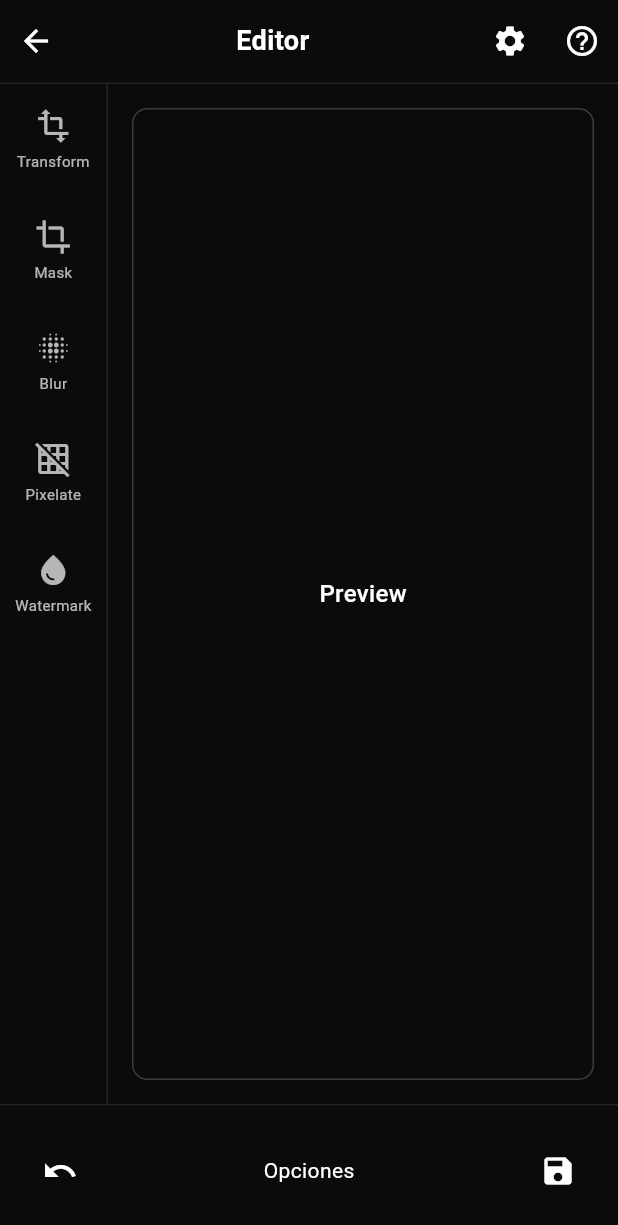
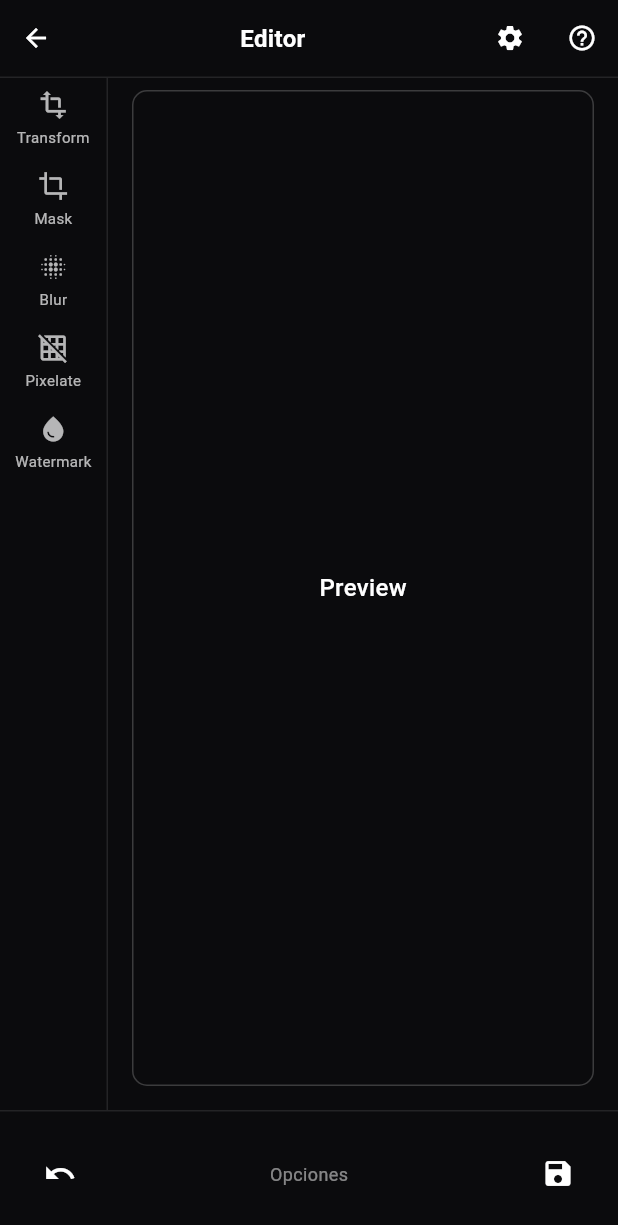
Before and after one commit to CharlieUY711/imagenarte-flutter, a Flutter app: the EditorScreen screen opened directly, on a phone screen of 412 x 824 dp. Shown: the top 1225 px of the screen. Run offline on Flutter 3.47's test engine with Material 3 defaults, Android fonts, the light colour scheme and no system bars.

Commit message:
B1.1: pixel-perfect editor base alignment

```diff
--- a/lib/presentation/widgets/editor_bottombar.dart
+++ b/lib/presentation/widgets/editor_bottombar.dart
@@ -8,12 +8,13 @@ class EditorBottomBar extends StatelessWidget {
   @override
   Widget build(BuildContext context) {
     return Container(
-      height: 88,
+      height: 84,
+      padding: const EdgeInsets.symmetric(vertical: 8),
       decoration: BoxDecoration(
         color: AppColors.background,
         border: Border(
           top: BorderSide(
-            color: AppColors.foreground.withOpacity(0.1),
+            color: AppColors.foreground.withAlpha(26),
             width: 1,
           ),
         ),
@@ -22,38 +23,48 @@ class EditorBottomBar extends StatelessWidget {
         children: [
           // Botón Undo (izquierda)
           Padding(
-            padding: const EdgeInsets.all(AppSpacing.md),
+            padding: const EdgeInsets.symmetric(horizontal: AppSpacing.md),
             child: IconButton(
               onPressed: () {
                 // Placeholder: sin funcionalidad
               },
               icon: const Icon(Icons.undo),
               color: AppColors.foreground,
-              iconSize: 24,
+              iconSize: 22,
+              padding: const EdgeInsets.all(8),
+              constraints: const BoxConstraints(
+                minWidth: 40,
+                minHeight: 40,
+              ),
             ),
           ),
           // Área central: tool options placeholder
-          const Expanded(
+          Expanded(
             child: Center(
               child: Text(
                 'Opciones',
                 style: TextStyle(
-                  fontSize: 14,
-                  color: AppColors.foreground,
+                  fontSize: 12,
+                  color: AppColors.foreground.withAlpha(128),
                 ),
               ),
             ),
           ),
           // Botón Save (derecha)
           Padding(
-            padding: const EdgeInsets.all(AppSpacing.md),
+            padding: const EdgeInsets.symmetric(horizontal: AppSpacing.md),
             child: IconButton(
               onPressed: () {
                 // Placeholder: sin funcionalidad
               },
               icon: const Icon(Icons.save),
               color: AppColors.foreground,
-              iconSize: 24,
+              iconSize: 22,
+              padding: const EdgeInsets.all(8),
+              constraints: const BoxConstraints(
+                minWidth: 40,
+                minHeight: 40,
+              ),
             ),
           ),
         ],
--- a/lib/presentation/widgets/editor_canvas_placeholder.dart
+++ b/lib/presentation/widgets/editor_canvas_placeholder.dart
@@ -9,11 +9,16 @@ class EditorCanvasPlaceholder extends StatelessWidget {
   @override
   Widget build(BuildContext context) {
     return Container(
-      margin: const EdgeInsets.all(AppSpacing.md),
+      margin: const EdgeInsets.only(
+        top: AppSpacing.sm,
+        left: AppSpacing.md,
+        right: AppSpacing.md,
+        bottom: AppSpacing.md,
+      ),
       decoration: BoxDecoration(
-        color: AppColors.background.withOpacity(0.5),
+        color: AppColors.background.withAlpha(128),
         border: Border.all(
-          color: AppColors.foreground.withOpacity(0.2),
+          color: AppColors.foreground.withAlpha(51),
           width: 1,
         ),
         borderRadius: const BorderRadius.all(AppRadius.md),
--- a/lib/presentation/widgets/editor_sidebar.dart
+++ b/lib/presentation/widgets/editor_sidebar.dart
@@ -20,7 +20,7 @@ class _EditorSidebarState extends State<EditorSidebar> {
         color: AppColors.background,
         border: Border(
           right: BorderSide(
-            color: AppColors.foreground.withOpacity(0.1),
+            color: AppColors.foreground.withAlpha(26),
             width: 1,
           ),
         ),
@@ -72,11 +72,19 @@ class _EditorSidebarState extends State<EditorSidebar> {
       },
       child: Container(
         width: double.infinity,
-        padding: const EdgeInsets.symmetric(vertical: AppSpacing.md),
+        padding: const EdgeInsets.symmetric(vertical: AppSpacing.sm),
         decoration: BoxDecoration(
           color: isSelected
-              ? AppColors.accent.withOpacity(0.2)
+              ? AppColors.accent.withAlpha(51)
               : Colors.transparent,
+          border: isSelected
+              ? Border(
+                  left: BorderSide(
+                    color: AppColors.accent,
+                    width: 2,
+                  ),
+                )
+              : null,
         ),
         child: Column(
           mainAxisSize: MainAxisSize.min,
@@ -85,8 +93,8 @@ class _EditorSidebarState extends State<EditorSidebar> {
               icon,
               color: isSelected
                   ? AppColors.accent
-                  : AppColors.foreground.withOpacity(0.7),
-              size: 24,
+                  : AppColors.foreground.withAlpha(179),
+              size: 20,
             ),
             const SizedBox(height: AppSpacing.xs),
             Text(
@@ -95,7 +103,7 @@ class _EditorSidebarState extends State<EditorSidebar> {
                 fontSize: 10,
                 color: isSelected
                     ? AppColors.accent
-                    : AppColors.foreground.withOpacity(0.7),
+                    : AppColors.foreground.withAlpha(179),
               ),
             ),
           ],
--- a/lib/presentation/widgets/editor_topbar.dart
+++ b/lib/presentation/widgets/editor_topbar.dart
@@ -7,12 +7,13 @@ class EditorTopbar extends StatelessWidget {
   @override
   Widget build(BuildContext context) {
     return Container(
-      height: 56,
+      height: 52,
+      padding: const EdgeInsets.symmetric(vertical: 4),
       decoration: BoxDecoration(
         color: AppColors.background,
         border: Border(
           bottom: BorderSide(
-            color: AppColors.foreground.withOpacity(0.1),
+            color: AppColors.foreground.withAlpha(26),
             width: 1,
           ),
         ),
@@ -26,6 +27,12 @@ class EditorTopbar extends StatelessWidget {
             },
             icon: const Icon(Icons.arrow_back),
             color: AppColors.foreground,
+            iconSize: 20,
+            padding: const EdgeInsets.all(8),
+            constraints: const BoxConstraints(
+              minWidth: 40,
+              minHeight: 40,
+            ),
           ),
           // Título centrado
           const Expanded(
@@ -33,7 +40,7 @@ class EditorTopbar extends StatelessWidget {
               'Editor',
               textAlign: TextAlign.center,
               style: TextStyle(
-                fontSize: 18,
+                fontSize: 16,
                 fontWeight: FontWeight.w600,
                 color: AppColors.foreground,
               ),
@@ -46,6 +53,12 @@ class EditorTopbar extends StatelessWidget {
             },
             icon: const Icon(Icons.settings),
             color: AppColors.foreground,
+            iconSize: 20,
+            padding: const EdgeInsets.all(8),
+            constraints: const BoxConstraints(
+              minWidth: 40,
+              minHeight: 40,
+            ),
           ),
           IconButton(
             onPressed: () {
@@ -53,6 +66,12 @@ class EditorTopbar extends StatelessWidget {
             },
             icon: const Icon(Icons.help_outline),
             color: AppColors.foreground,
+            iconSize: 20,
+            padding: const EdgeInsets.all(8),
+            constraints: const BoxConstraints(
+              minWidth: 40,
+              minHeight: 40,
+            ),
           ),
         ],
       ),
```
